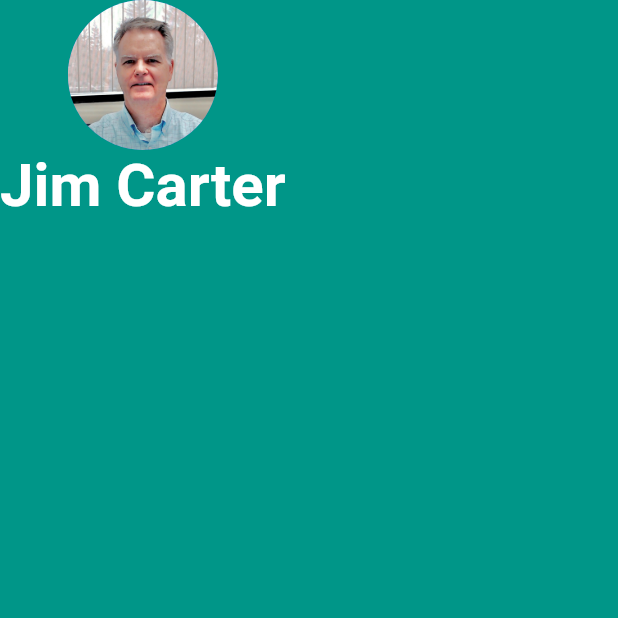
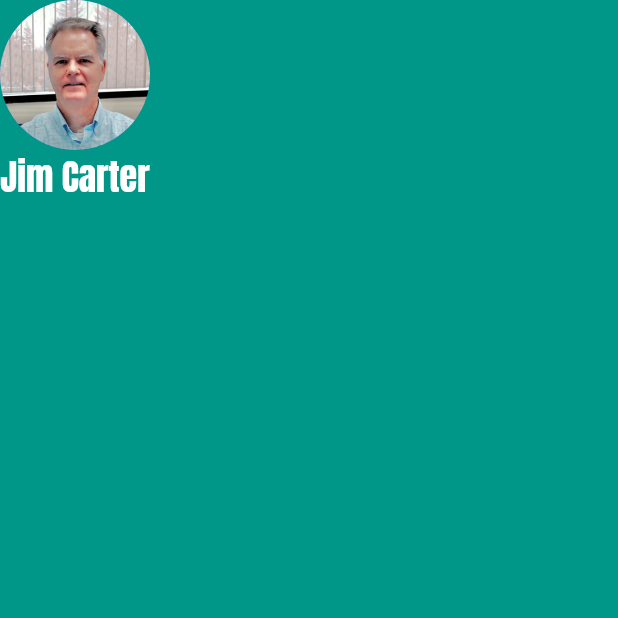
Before and after one commit to jcarter62/mi_card, a Flutter app: the screen it shows after launch, on a phone screen of 412 x 824 dp, the top half of it. Run offline on Flutter 3.47's test engine with Material 2 defaults, Android fonts, the phone set to English and light mode, and no system bars.

Commit message:
fonts and refactoring

```diff
--- a/lib/main.dart
+++ b/lib/main.dart
@@ -10,39 +10,31 @@ class MyApp extends StatelessWidget {
   // This widget is the root of your application.
   @override
   Widget build(BuildContext context) {
-
-
     return MaterialApp(
       home: Scaffold(
-        backgroundColor: Colors.teal,
-        body: SafeArea(
-          child: Column(
+          backgroundColor: Colors.teal,
+          body: SafeArea(
+              child: Column(
+            children: [buildCircleAvatar(), buildUserText()],
+          ))),
+    );
+  }
 
-            children: [
-               CircleAvatar(
-                 radius: 50.0,
-                 backgroundImage: AssetImage('images/headshot.jpg'),
+  Text buildUserText() {
+    return Text(
+      'Jim Carter',
+      style: TextStyle(
+          color: Colors.white, fontFamily: 'Anton', fontSize: 24.0),
+    );
+  }
 
-               ),
-                  Text('Jim Carter',
-                    style: TextStyle(
-                      color: Colors.white,
-                      fontSize: 40.0,
-                      fontWeight: FontWeight.bold
-                    ),
-
-                )
-            ],
-          )
-
-
-        )
-      ),
+  CircleAvatar buildCircleAvatar() {
+    return CircleAvatar(
+      radius: 50.0,
+      backgroundImage: AssetImage('images/headshot.jpg'),
     );
   }
 }
-
-
 
 // class MyHomePage extends StatefulWidget {
 //   MyHomePage({Key key, this.title}) : super(key: key);
```
Also changed, not shown: pubspec.yaml (+18 -0 lines), fonts/Anton-Regular.ttf (added), fonts/LICENSE.txt (added), fonts/Roboto-Black.ttf (added), fonts/Roboto-BlackItalic.ttf (added), fonts/Roboto-Bold.ttf (added), fonts/Roboto-BoldItalic.ttf (added), fonts/Roboto-Italic.ttf (added), fonts/Roboto-Light.ttf (added), fonts/Roboto-LightItalic.ttf (added), fonts/Roboto-Medium.ttf (added), fonts/Roboto-MediumItalic.ttf (added), fonts/Roboto-Regular.ttf (added), fonts/Roboto-Thin.ttf (added), 1 more files.
